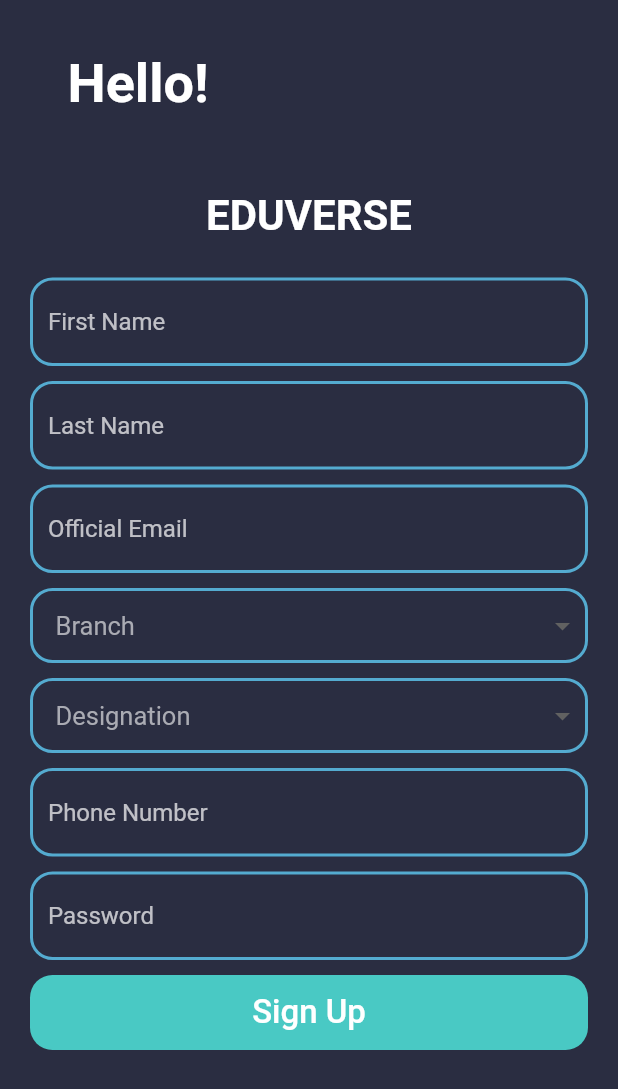
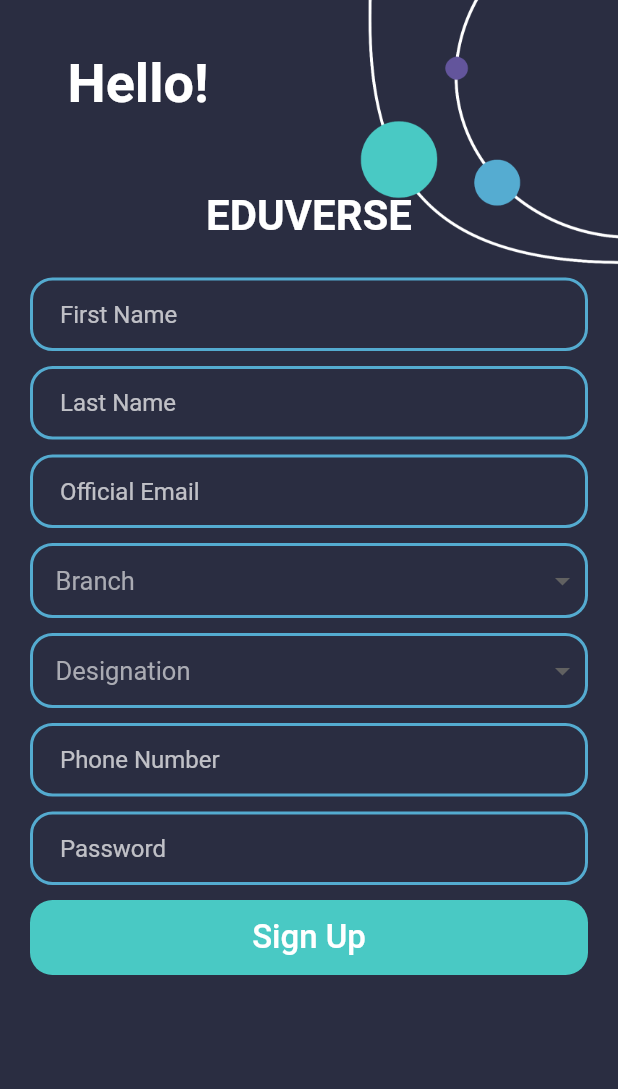
Before and after one commit to sneha-meto/Eduverse_Flutter, a Flutter app: the screen it shows after launch, after a tap on "Faculty", on a phone screen of 412 x 824 dp. Shown: the top 1089 px of the screen. Run offline on Flutter 3.47's test engine with Material 2 defaults, Android fonts, the phone set to English and light mode, and no system bars; our stand-ins replace bubble, bubble_tab_indicator, cloud_firestore, device_preview, firebase_auth, firebase_core and 2 more; missing offline and left inert: searchable_dropdown; accounts and stored records are empty; Roboto replaces fonts that are missing (Raleway).

Commit message:
2nd refactor commit

```diff
--- a/lib/Components/textandbutton.dart
+++ b/lib/Components/textandbutton.dart
@@ -30,6 +30,7 @@ class _TextBoxState extends State<TextBox> {
         // autofocus: true,
         controller: widget.controller,
         decoration: InputDecoration(
+          isDense: true,
           hintText: widget.hint,
           hintStyle: TextStyle(color: Colors.white70),
           border: OutlineInputBorder(
@@ -39,7 +40,7 @@ class _TextBoxState extends State<TextBox> {
               width: 2,
             ),
           ),
-          // contentPadding: EdgeInsets.fromLTRB(20.0, 15.0, 20.0, 15.0),
+          contentPadding: EdgeInsets.fromLTRB(20.0, 15.0, 20.0, 15.0),
           disabledBorder: OutlineInputBorder(
             borderRadius: BorderRadius.circular(15.0),
             borderSide: BorderSide(
--- a/lib/Pages/home_page.dart
+++ b/lib/Pages/home_page.dart
@@ -100,8 +100,11 @@ class HomeWidget extends StatelessWidget {
                     ),
                     onPressed: () {
                       Future<void> _signOut() async {
+                        print("success  signoff ");
                         return _auth.signOut();
                       }
+
+                      _signOut();
 
                       Navigator.push(
                           context,
--- a/lib/Pages/onboarding.dart
+++ b/lib/Pages/onboarding.dart
@@ -1,3 +1,4 @@
+import 'package:eduverse/Pages/login.dart';
 import 'package:flutter/material.dart';
 import 'package:eduverse/constants.dart';
 import 'package:eduverse/Pages/teacher_signup.dart';
@@ -24,7 +25,7 @@ class LaunchScreen extends StatelessWidget {
                 height: 180,
               )),
           Container(
-            padding: EdgeInsets.symmetric(horizontal: 16.0, vertical: 50),
+            padding: EdgeInsets.symmetric(horizontal: 16.0, vertical: 45),
             width: double.infinity,
             height: double.infinity,
             child: Column(
@@ -85,6 +86,38 @@ class LaunchScreen extends StatelessWidget {
                             builder: (BuildContext context) => Student(),
                           ));
                     }),
+                Center(
+                  child: Container(
+                      child: Row(
+                        children: <Widget>[
+                          Text(
+                            "Already have an account?",
+                            textAlign: TextAlign.center,
+                            style: TextStyle(
+                              color: Colors.white,
+                              fontWeight: FontWeight.w700,
+                              fontSize: 18.0,
+                            ),
+                          ),
+                          FlatButton(
+                            textColor: Color(0xFF55ACD1),
+                            child: Text(
+                              'Sign In',
+                              style: TextStyle(fontSize: 20),
+                            ),
+                            onPressed: () async{
+
+                              Navigator.push(
+                                  context,
+                                  MaterialPageRoute(
+                                    builder: (BuildContext context) => Login(),
+                                  ));
+                            },
+                          )
+                        ],
+                        mainAxisAlignment: MainAxisAlignment.center,
+                      )),
+                ),
               ],
             ),
           ),
--- a/lib/Pages/teacher_signup.dart
+++ b/lib/Pages/teacher_signup.dart
@@ -22,6 +22,9 @@ class _TeacherState extends State<Teacher> {
   final TextEditingController _firstname = TextEditingController();
   final TextEditingController _lastname = TextEditingController();
   final TextEditingController _phone = TextEditingController();
+
+  List<String> _subjects = [];
+
   String _chosenValue;
   String _designation;
   bool _success;
@@ -31,7 +34,17 @@ class _TeacherState extends State<Teacher> {
     return Form(
       key: _formKey,
       child: Scaffold(
-        body: ListView(
+        body: SafeArea(
+          child: Stack(
+            children: [
+              Positioned(
+                  top: 0,
+                  right: 0,
+                  child: Image.asset(
+                    'assets/images/bg.png',
+                    height: 180,
+                  )),
+              ListView(
                 children: [
                   Padding(
                     padding: EdgeInsets.symmetric(horizontal: 15.0, vertical: 5.0),
@@ -211,6 +224,7 @@ class _TeacherState extends State<Teacher> {
                                       'phone' : _phone.text,
                                       'password' : _passwordController.text,
                                       'role' : "teacher",
+                                      'subjects' : _subjects,
                                     }).then((_){
                                   print("success!");
                                 });
@@ -237,6 +251,9 @@ class _TeacherState extends State<Teacher> {
                     ),
                   ),
                 ],
+              ),
+            ],
+          ),
         ),
       ),
     );
```
Also changed, not shown: lib/Pages/login.dart (+14 -1 lines), lib/Pages/student_signup.dart (+14 -1 lines). Lines whose indentation alone changed are shown as unchanged.
